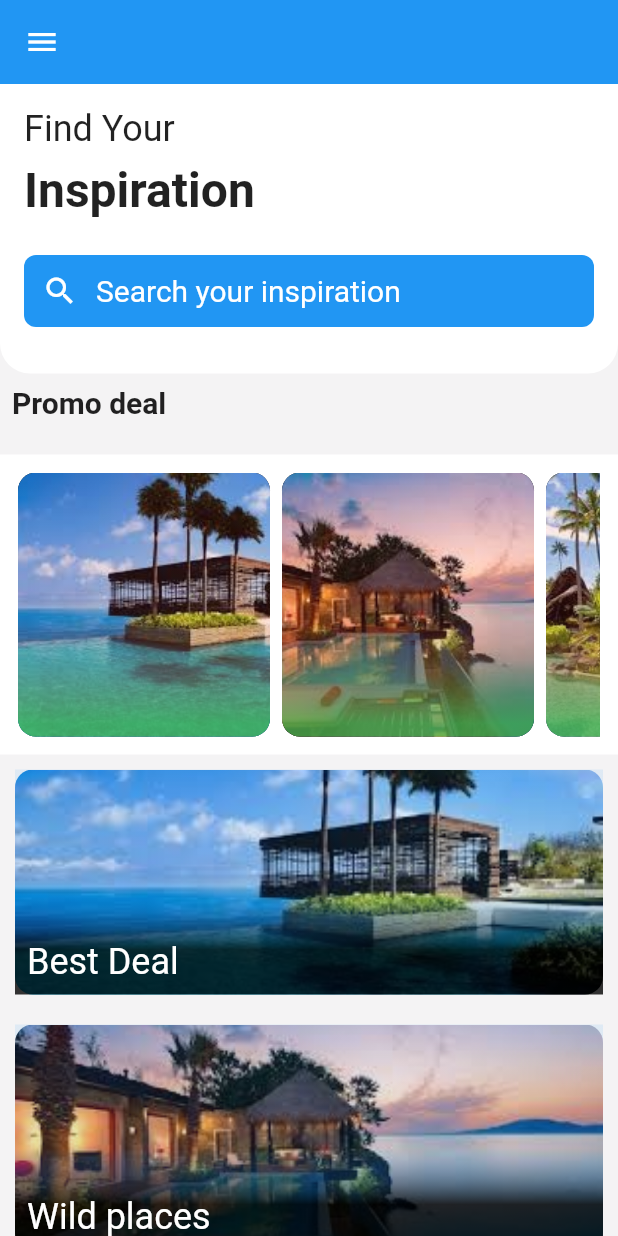
After one commit to crataristo4/ui, a Flutter app: the screen it shows after launch, after a tap on "Inspiration app", on a phone screen of 412 x 824 dp. The commit adds this screen. Run offline on Flutter 3.47's test engine with Material 2 defaults, Android fonts, the phone set to English and light mode, and no system bars; our stand-ins replace flutter_rating_bar, font_awesome_flutter; network calls fail.

Commit message:
inspirationapp.dart added

```diff
--- a/lib/pages/homeButtons.dart
+++ b/lib/pages/homeButtons.dart
@@ -3,6 +3,7 @@ import 'package:flutter/material.dart';
 import 'package:ui/pages/hotelsui/HomeHotelPage.dart';
 import 'package:ui/pages/petsui/petsHomePage.dart';
 import 'package:ui/pages/restaurant/restaurant.dart';
+import 'package:ui/pages/speedcode/inspirationapp.dart';
 import 'package:ui/widgets/button.dart';
 
 import 'file:///D:/lenovo/talent_ui/lib/pages/travelui/home.dart';
@@ -52,6 +53,11 @@ class HomeButtons extends StatelessWidget {
             Navigator.push(
                 context, MaterialPageRoute(builder: (context) => FirstPage()));
           }),
+          MyButton().buildButton(
+              "Inspiration app", Colors.white, Colors.blueGrey, () {
+            Navigator.push(context,
+                MaterialPageRoute(builder: (context) => InspirationApp()));
+          }),
         ],
       ),
     );
--- /dev/null
+++ b/lib/pages/speedcode/inspirationapp.dart
@@ -0,0 +1,175 @@
+import 'package:flutter/cupertino.dart';
+import 'package:flutter/material.dart';
+import 'package:flutter/widgets.dart';
+
+class InspirationApp extends StatefulWidget {
+  @override
+  _InspirationAppState createState() => _InspirationAppState();
+}
+
+class _InspirationAppState extends State<InspirationApp> {
+  @override
+  Widget build(BuildContext context) {
+    return Scaffold(
+      backgroundColor: Color.fromRGBO(244, 243, 244, 1),
+      appBar: AppBar(
+        backgroundColor: Colors.blue,
+        elevation: 0,
+        brightness: Brightness.light,
+        leading: IconButton(
+            icon: Icon(
+              Icons.menu,
+              color: Colors.white,
+            ),
+            onPressed: null),
+      ),
+      body: SafeArea(
+          child: SingleChildScrollView(
+        scrollDirection: Axis.vertical,
+        child: Column(
+          crossAxisAlignment: CrossAxisAlignment.start,
+          children: [
+            Container(
+              padding: EdgeInsets.all(8),
+              width: double.infinity,
+              decoration: BoxDecoration(
+                  color: Colors.white,
+                  borderRadius: BorderRadius.only(
+                      bottomLeft: Radius.circular(20),
+                      bottomRight: Radius.circular(20))),
+              child: Column(
+                crossAxisAlignment: CrossAxisAlignment.start,
+                children: [
+                  Padding(
+                    padding: const EdgeInsets.all(8.0),
+                    child: Text(
+                      "Find Your",
+                      style: TextStyle(fontSize: 24),
+                    ),
+                  ),
+                  Padding(
+                    padding: const EdgeInsets.only(left: 8.0, bottom: 8),
+                    child: Text(
+                      "Inspiration",
+                      style:
+                          TextStyle(fontSize: 32, fontWeight: FontWeight.bold),
+                    ),
+                  ),
+                  Container(
+                    margin:
+                        EdgeInsets.only(left: 8, right: 8, top: 16, bottom: 8),
+                    decoration: BoxDecoration(
+                        color: Colors.blue,
+                        borderRadius: BorderRadius.circular(8)),
+                    child: TextField(
+                      decoration: InputDecoration(
+                          border: InputBorder.none,
+                          hintStyle:
+                              TextStyle(color: Colors.white, fontSize: 20),
+                          hintText: "Search your inspiration",
+                          prefixIcon: Icon(
+                            Icons.search,
+                            color: Colors.white,
+                          )),
+                    ),
+                  ),
+                  SizedBox(
+                    height: 15,
+                  ),
+                ],
+              ),
+            ),
+            Padding(
+              padding: const EdgeInsets.all(8.0),
+              child: Text(
+                "Promo deal",
+                style: TextStyle(fontWeight: FontWeight.bold, fontSize: 20),
+              ),
+            ),
+            SizedBox(
+              height: 15,
+            ),
+            Container(
+              padding: EdgeInsets.all(12),
+              width: double.infinity,
+              height: 200,
+              decoration: BoxDecoration(
+                color: Colors.white,
+              ),
+              child: ListView(
+                scrollDirection: Axis.horizontal,
+                children: [
+                  promotionCard("assets/images/h.jpg"),
+                  promotionCard("assets/images/h1.jpg"),
+                  promotionCard("assets/images/h2.jpg"),
+                  promotionCard("assets/images/h3.jpg"),
+                  promotionCard("assets/images/h4.jpg"),
+                ],
+              ),
+            ),
+            buildDeals("Best Deal", "assets/images/h.jpg"),
+            buildDeals("Wild places", "assets/images/h1.jpg"),
+          ],
+        ),
+      )),
+    );
+  }
+
+  Widget promotionCard(String image) {
+    return AspectRatio(
+      aspectRatio: 3 / 3,
+      child: Container(
+        margin: EdgeInsets.only(right: 8),
+        decoration: BoxDecoration(
+            color: Colors.black,
+            borderRadius: BorderRadius.circular(12),
+            image:
+                DecorationImage(image: AssetImage(image), fit: BoxFit.cover)),
+        child: Container(
+          decoration: BoxDecoration(
+              borderRadius: BorderRadius.circular(12),
+              gradient: LinearGradient(begin: Alignment.bottomRight, stops: [
+                0.1,
+                0.9
+              ], colors: [
+                Colors.green.withOpacity(0.8),
+                Colors.red.withOpacity(.1)
+              ])),
+        ),
+      ),
+    );
+  }
+
+  buildDeals(String name, String image) {
+    return Container(
+        width: double.infinity,
+        margin: EdgeInsets.symmetric(horizontal: 10, vertical: 10),
+        height: 150,
+        decoration: BoxDecoration(
+            borderRadius: BorderRadius.circular(12),
+            image:
+                DecorationImage(image: AssetImage(image), fit: BoxFit.cover)),
+        child: Container(
+          decoration: BoxDecoration(
+            gradient: LinearGradient(begin: Alignment.bottomRight, stops: [
+              0.4,
+              0.9
+            ], colors: [
+              Colors.black.withOpacity(0.8),
+              Colors.blue.withOpacity(.1)
+            ]),
+            color: Colors.black,
+          ),
+          child: Align(
+            alignment: Alignment.bottomLeft,
+            child: Padding(
+              padding: const EdgeInsets.all(8.0),
+              child: Text(
+                name,
+                style: TextStyle(color: Colors.white, fontSize: 24),
+              ),
+            ),
+          ),
+        ));
+  }
+}
--- a/pubspec.yaml
+++ b/pubspec.yaml
@@ -64,6 +64,11 @@ flutter:
     - assets/images/a22.jpg
     - assets/images/a2.jpg
     - assets/images/b.jpg
+    - assets/images/h.jpg
+    - assets/images/h1.jpg
+    - assets/images/h2.jpg
+    - assets/images/h3.jpg
+    - assets/images/h4.jpg
     - assets/images/n.jpg
     - assets/images/b1.jpg
     - assets/images/o.jpg
```
Also changed, not shown: assets/images/h.jpg (added), assets/images/h1.jpg (added), assets/images/h2.jpg (added), assets/images/h3.jpg (added), assets/images/h4.jpg (added).
